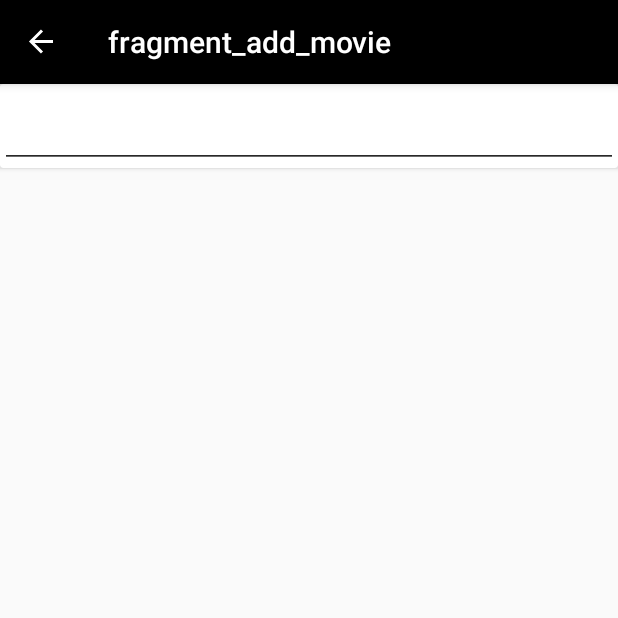
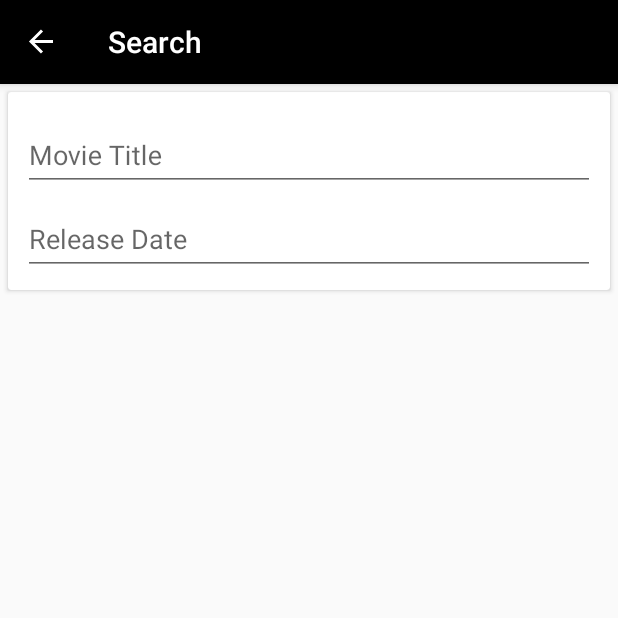
Before and after one commit to crupp52/nachos, an Android app: the AddMovieFragment screen opened through its navigation route, on a phone screen of 412 x 824 dp, the top half of it. Run offline under Robolectric (Android 15) with nearby library versions, the phone set to English and light mode, and no system bars; our stand-ins replace Room's generated code, navigation-ui.

Commit message:
List dummy movies and details fragment

```diff
--- a/app/src/main/java/com/crupp52/nachos/ui/list/MoviesListFragment.kt
+++ b/app/src/main/java/com/crupp52/nachos/ui/list/MoviesListFragment.kt
@@ -46,9 +46,9 @@ class MoviesListFragment : Fragment(),
             }
         })
 
-        /*addFab.setOnClickListener{
+        addFab.setOnClickListener{
             view.findNavController().navigate(R.id.action_moviesListFragment_to_addMovieFragment2)
-        }*/
+        }
     }
 
     override fun onItemClick(movie: Movie, itemView: View) {
--- a/app/src/main/res/layout/fragment_add_movie.xml
+++ b/app/src/main/res/layout/fragment_add_movie.xml
@@ -7,38 +7,50 @@
     android:padding="@dimen/default_padding"
     tools:context=".ui.add.AddMovieFragment">
 
-    <android.support.v7.widget.CardView
+    <androidx.cardview.widget.CardView
+        android:layout_margin="5dp"
         android:layout_width="match_parent"
         android:layout_height="wrap_content"
-        android:layout_margin="@dimen/default_margin"
         android:foreground="?android:attr/selectableItemBackground">
 
-        <android.support.design.widget.TextInputLayout
+        <LinearLayout
+            android:layout_width="match_parent"
+            android:layout_height="wrap_content"
+            android:layout_margin="10dp"
+            android:orientation="vertical"
+            android:padding="@dimen/default_padding">
+
+
+            <com.google.android.material.textfield.TextInputLayout
                 android:id="@+id/textInputTitle"
                 android:layout_width="match_parent"
                 android:layout_height="wrap_content">
 
-            <EditText
+                <com.google.android.material.textfield.TextInputEditText
                     android:layout_width="match_parent"
                     android:layout_height="wrap_content"
+                    android:hint="@string/movie_title"
                     android:inputType="textPersonName"
                     android:lines="1" />
 
-        </android.support.design.widget.TextInputLayout>
+            </com.google.android.material.textfield.TextInputLayout>
 
-        <android.support.design.widget.TextInputLayout
+            <com.google.android.material.textfield.TextInputLayout
                 android:id="@+id/textInputReleaseDate"
                 android:layout_width="match_parent"
                 android:layout_height="wrap_content">
 
-            <EditText
+                <com.google.android.material.textfield.TextInputEditText
                     android:layout_width="match_parent"
                     android:layout_height="wrap_content"
+                    android:hint="@string/release_date"
                     android:inputType="textPostalAddress"
                     android:lines="1" />
 
-        </android.support.design.widget.TextInputLayout>
-
-    </android.support.v7.widget.CardView>
+            </com.google.android.material.textfield.TextInputLayout>
 
         </LinearLayout>
+
+    </androidx.cardview.widget.CardView>
+
+</LinearLayout>
--- a/app/src/main/res/layout/fragment_movie_details.xml
+++ b/app/src/main/res/layout/fragment_movie_details.xml
@@ -8,6 +8,7 @@
     tools:context=".ui.details.MovieDetailsFragment">
 
     <TextView
+        android:layout_marginTop="60dp"
         android:id="@+id/textTitle"
         android:layout_width="wrap_content"
         android:layout_height="wrap_content"
--- a/app/src/main/res/layout/layout_list_item.xml
+++ b/app/src/main/res/layout/layout_list_item.xml
@@ -3,7 +3,7 @@
     xmlns:app="http://schemas.android.com/apk/res-auto"
     android:layout_width="match_parent"
     android:layout_height="wrap_content"
-    android:layout_margin="@dimen/default_margin"
+    android:layout_margin="5dp"
     android:clickable="true"
     android:focusable="true"
     android:foreground="?android:attr/selectableItemBackground"
--- a/app/src/main/res/navigation/navigation_graph.xml
+++ b/app/src/main/res/navigation/navigation_graph.xml
@@ -8,8 +8,8 @@
     <fragment
         android:id="@+id/moviesListFragment"
         android:name="com.crupp52.nachos.ui.list.MoviesListFragment"
-        android:label="fragment_movies_list"
-        tools:layout="@layout/fragment_movies_list" >
+        android:label="Nachos"
+        tools:layout="@layout/fragment_movies_list">
         <action
             android:id="@+id/action_moviesListFragment_to_addMovieFragment2"
             app:destination="@id/addMovieFragment2" />
@@ -20,11 +20,11 @@
     <fragment
         android:id="@+id/addMovieFragment2"
         android:name="com.crupp52.nachos.ui.add.AddMovieFragment"
-        android:label="fragment_add_movie"
+        android:label="Search"
         tools:layout="@layout/fragment_add_movie" />
     <fragment
         android:id="@+id/movieDetailsFragment2"
         android:name="com.crupp52.nachos.ui.details.MovieDetailsFragment"
-        android:label="fragment_movie_details"
+        android:label="Details"
         tools:layout="@layout/fragment_movie_details" />
 </navigation>
```
Also changed, not shown: app/src/main/java/com/crupp52/nachos/data/MovieInfoProvider.kt (+8 -8 lines), app/src/main/java/com/crupp52/nachos/ui/details/MovieDetailsFragment.kt (+17 -4 lines). Lines whose indentation alone changed are shown as unchanged.
